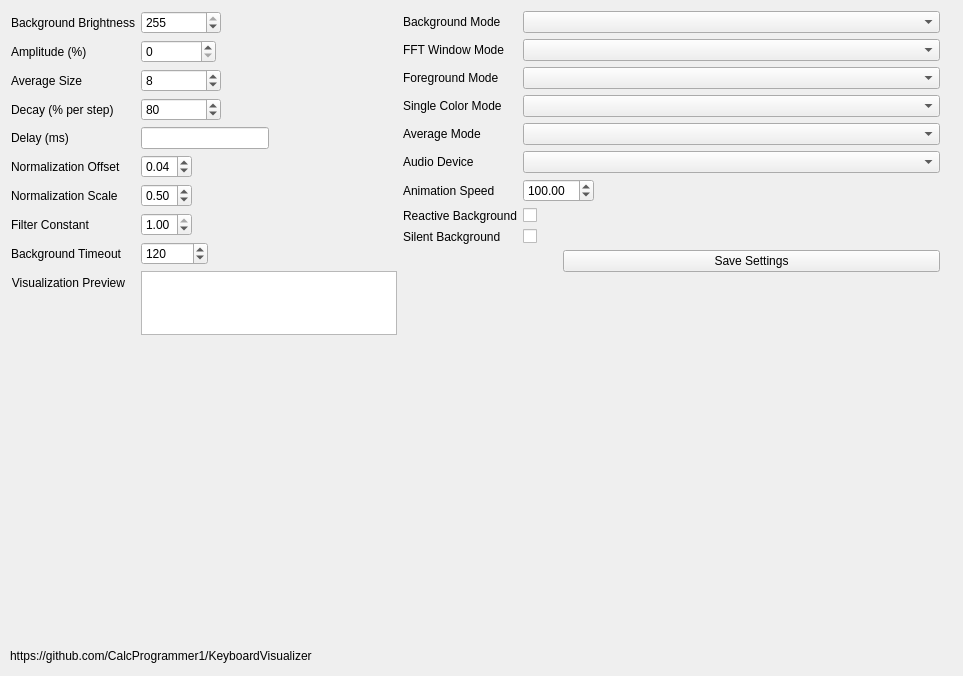
Qt form KeyboardVisualizerQT/keyboardvisualizer.ui (jeffbuttars/KeyboardVisualizer) before a commit.
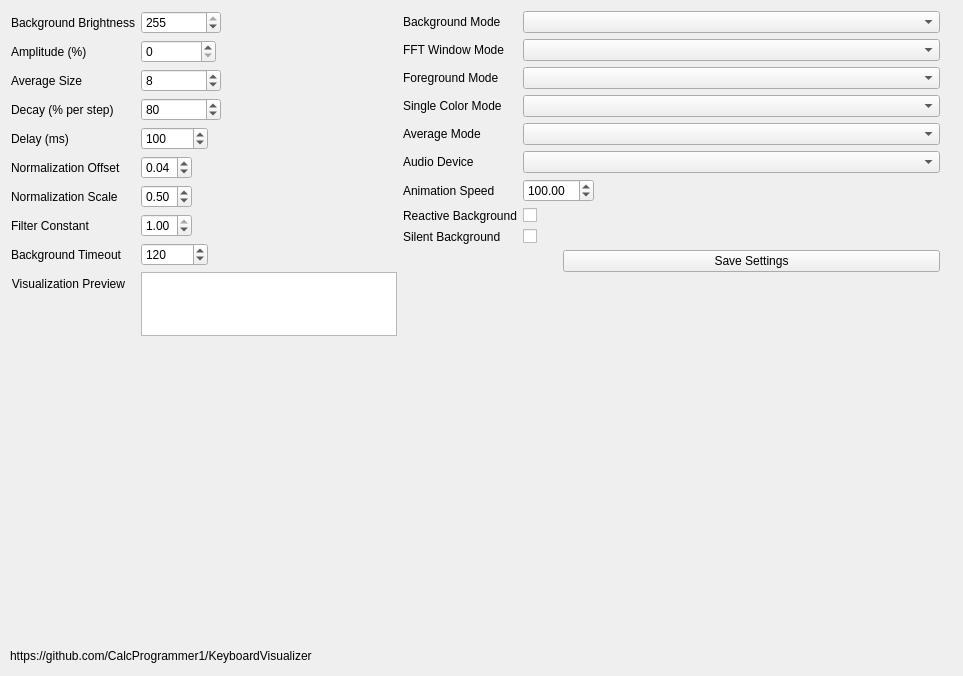
The same form after that commit.

The edit to the form file:
```diff
--- a/KeyboardVisualizerQT/keyboardvisualizer.ui
+++ b/KeyboardVisualizerQT/keyboardvisualizer.ui
@@ -339,9 +339,15 @@
        <item row="4" column="1">
         <layout class="QHBoxLayout" name="horizontalLayout_7">
          <item>
-          <widget class="QLineEdit" name="delay">
-           <property name="inputMethodHints">
-            <set>Qt::ImhDigitsOnly</set>
+          <widget class="QSpinBox" name="delay">
+           <property name="maximum">
+            <number>3600000</number>
+           </property>
+           <property name="singleStep">
+            <number>100</number>
+           </property>
+           <property name="value">
+            <number>100</number>
            </property>
           </widget>
          </item>
```
Left out of the diff: 30 changed lines with no effect on the pictures.
